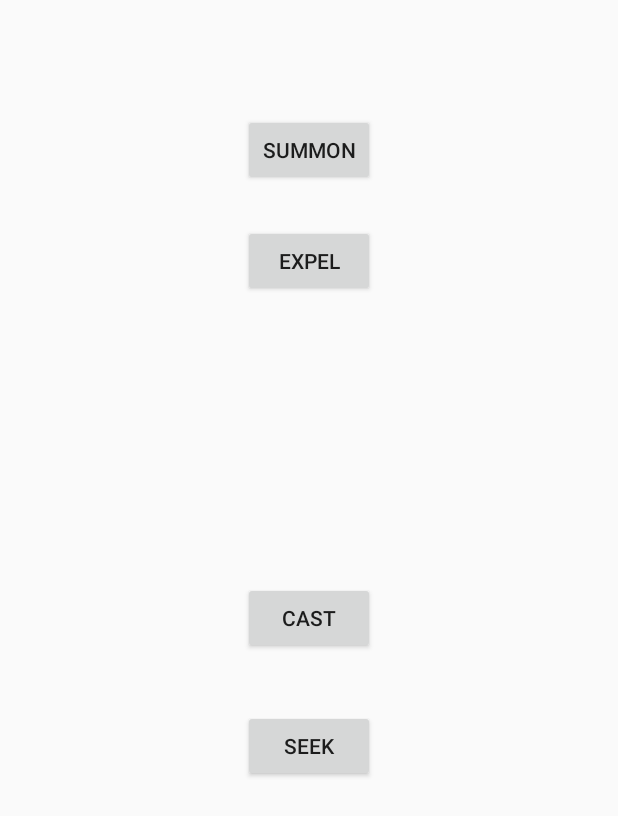
After one commit to quaap/ComputationalDemonology, an Android app: the layout activity_main.xml on its own in the app's theme, with its tools: preview values and no code run, on a phone screen of 412 x 824 dp. The commit adds this screen. Shown: the top 816 px of the screen. Run offline under Robolectric (Android 15) with nearby library versions, the phone set to English and light mode, and no system bars.

Commit message:
chooser board

```diff
--- a/app/src/main/java/com/quaap/computationaldemonology/GraphicDemonActivity.java
+++ b/app/src/main/java/com/quaap/computationaldemonology/GraphicDemonActivity.java
@@ -17,6 +17,9 @@ public class GraphicDemonActivity extends AppCompatActivity implements SensorEve
         super.onCreate(savedInstanceState);
         setContentView(R.layout.activity_graphic_demon);
         GraphicDmn dmnview = (GraphicDmn) findViewById(R.id.dmnview);
+
+        int which = getIntent().getIntExtra("go", 7);
+        dmnview.startDraw(which);
 
         mSensorManager = (SensorManager) getSystemService(Context.SENSOR_SERVICE);
         mAccelerometer = mSensorManager.getDefaultSensor(Sensor.TYPE_ACCELEROMETER);
--- /dev/null
+++ b/app/src/main/res/layout/activity_main.xml
@@ -0,0 +1,47 @@
+<?xml version="1.0" encoding="utf-8"?>
+<RelativeLayout xmlns:android="http://schemas.android.com/apk/res/android"
+    xmlns:tools="http://schemas.android.com/tools"
+    android:id="@+id/activity_main"
+    android:layout_width="match_parent"
+    android:layout_height="match_parent"
+    android:paddingBottom="@dimen/activity_vertical_margin"
+    android:paddingLeft="@dimen/activity_horizontal_margin"
+    android:paddingRight="@dimen/activity_horizontal_margin"
+    android:paddingTop="@dimen/activity_vertical_margin"
+    tools:context="com.quaap.computationaldemonology.MainActivity">
+
+    <Button
+        android:text="Summon"
+        android:layout_width="wrap_content"
+        android:layout_height="wrap_content"
+        android:layout_alignParentTop="true"
+        android:layout_centerHorizontal="true"
+        android:layout_marginTop="60dp"
+        android:id="@+id/button_summon"/>
+
+    <Button
+        android:text="Expel"
+        android:layout_width="wrap_content"
+        android:layout_height="wrap_content"
+        android:id="@+id/button_expel"
+        android:layout_below="@+id/button_summon"
+        android:layout_alignStart="@+id/button_summon"
+        android:layout_marginTop="26dp"/>
+
+    <Button
+        android:text="Cast"
+        android:layout_width="wrap_content"
+        android:layout_height="wrap_content"
+        android:layout_centerVertical="true"
+        android:layout_alignStart="@+id/button_expel"
+        android:id="@+id/button_cast"/>
+
+    <Button
+        android:text="Seek"
+        android:layout_width="wrap_content"
+        android:layout_height="wrap_content"
+        android:layout_below="@+id/button_cast"
+        android:layout_alignStart="@+id/button_cast"
+        android:layout_marginTop="37dp"
+        android:id="@+id/button_seek"/>
+</RelativeLayout>
```
Also changed, not shown: app/src/main/AndroidManifest.xml (+3 -4 lines), app/src/main/java/com/quaap/computationaldemonology/Drawgorythm.java (+8 -2 lines), app/src/main/java/com/quaap/computationaldemonology/GraphicDmn.java (+16 -6 lines), app/src/main/java/com/quaap/computationaldemonology/MainActivity.java (added, +45 -0 lines), app/src/main/res/menu/menu_main.xml (deleted, +0 -10 lines).
